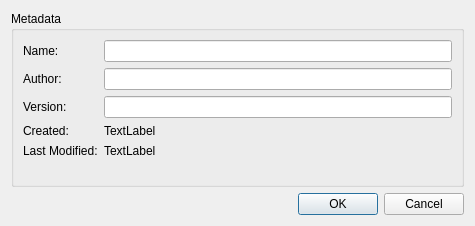
The window that libs/librepcb/projecteditor/dialogs/projectpropertieseditordialog.ui (LibrePCB/LibrePCB) describes before a commit, drawn with Qt 5.
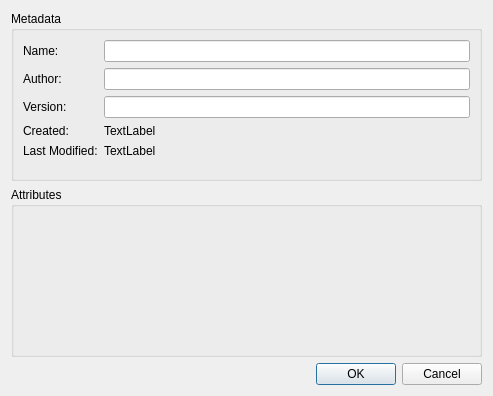
The same window after the commit. Custom widgets are drawn as their Qt base class.

Commit message: Project: Add support for user-defined attributes

What changed in the file:
```diff
--- a/libs/librepcb/projecteditor/dialogs/projectpropertieseditordialog.ui
+++ b/libs/librepcb/projecteditor/dialogs/projectpropertieseditordialog.ui
@@ -6,8 +6,8 @@
    <rect>
     <x>0</x>
     <y>0</y>
-    <width>475</width>
-    <height>226</height>
+    <width>493</width>
+    <height>396</height>
    </rect>
   </property>
   <property name="windowTitle">
@@ -84,6 +84,30 @@
      </layout>
     </widget>
    </item>
+   <item>
+    <widget class="QGroupBox" name="groupBox_2">
+     <property name="title">
+      <string>Attributes</string>
+     </property>
+     <layout class="QVBoxLayout" name="verticalLayout_2">
+      <property name="leftMargin">
+       <number>3</number>
+      </property>
+      <property name="topMargin">
+       <number>3</number>
+      </property>
+      <property name="rightMargin">
+       <number>3</number>
+      </property>
+      <property name="bottomMargin">
+       <number>3</number>
+      </property>
+      <item>
+       <widget class="librepcb::AttributeListEditorWidget" name="attributeListEditorWidget" native="true"/>
+      </item>
+     </layout>
+    </widget>
+   </item>
    <item>
     <widget class="QDialogButtonBox" name="buttonBox">
      <property name="orientation">
@@ -96,6 +120,14 @@
    </item>
   </layout>
  </widget>
+ <customwidgets>
+  <customwidget>
+   <class>librepcb::AttributeListEditorWidget</class>
+   <extends>QWidget</extends>
+   <header location="global">librepcb/common/widgets/attributelisteditorwidget.h</header>
+   <container>1</container>
+  </customwidget>
+ </customwidgets>
  <resources/>
  <connections>
   <connection>
```
The commit also changes 6 other files.
